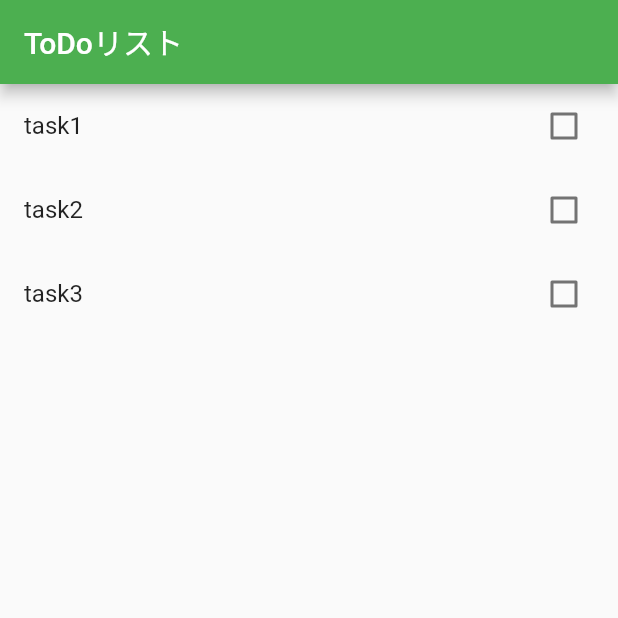
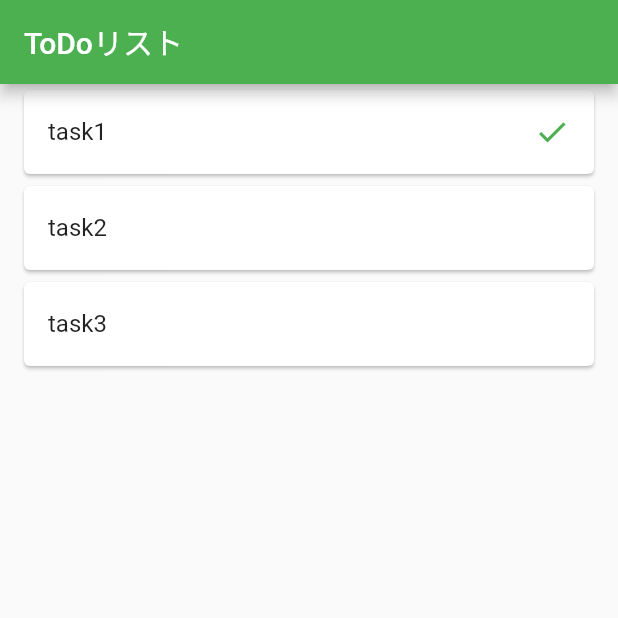
Before and after one commit to mihiron/memo_by_riverpod, a Flutter app: the screen it shows after launch, after a tap on "task1", on a phone screen of 412 x 824 dp, the top half of it. Run offline on Flutter 3.47's test engine with Material 2 defaults, Android fonts, the phone set to English and light mode, and no system bars; our stand-ins replace flutter_riverpod.

Commit message:
ListViewをReorderableListViewへ切り替え

```diff
--- a/lib/models/task.dart
+++ b/lib/models/task.dart
@@ -40,7 +40,10 @@ class TasksNotifier extends StateNotifier<List<Task>> {
     for (final task in state) {
       if (task.id == id) {
         newState.add(task.copyWith(isCompleted: !task.isCompleted));
+      } else {
+        newState.add(task);
       }
+      state = newState;
     }
   }
 }
--- a/lib/views/home_page.dart
+++ b/lib/views/home_page.dart
@@ -13,15 +13,27 @@ class MyHomePage extends ConsumerWidget {
       appBar: AppBar(
         title: const Text('ToDoリスト'),
       ),
-      body: ListView(
-        children: taskList
-            .map((task) => CheckboxListTile(
-                  value: task.isCompleted,
-                  onChanged: (value) =>
-                      ref.read(tasksProvider.notifier).toggle(task.id),
-                  title: Text(task.name),
-                ))
-            .toList(),
+      body: ReorderableListView(
+        padding: const EdgeInsets.symmetric(horizontal: 12),
+        children: [
+          for (int index = 0; index < taskList.length; index += 1)
+            Card(
+              key: Key('$index'),
+              child: ListTile(
+                title: Text(taskList[index].name),
+                onTap: () {
+                  ref.read(tasksProvider.notifier).toggle(taskList[index].id);
+                },
+                trailing: taskList[index].isCompleted
+                    ? const Icon(
+                        Icons.check,
+                        color: Colors.green,
+                      )
+                    : null,
+              ),
+            ),
+        ],
+        onReorder: (int oldIndex, int newIndex) {},
       ),
     );
   }
```
